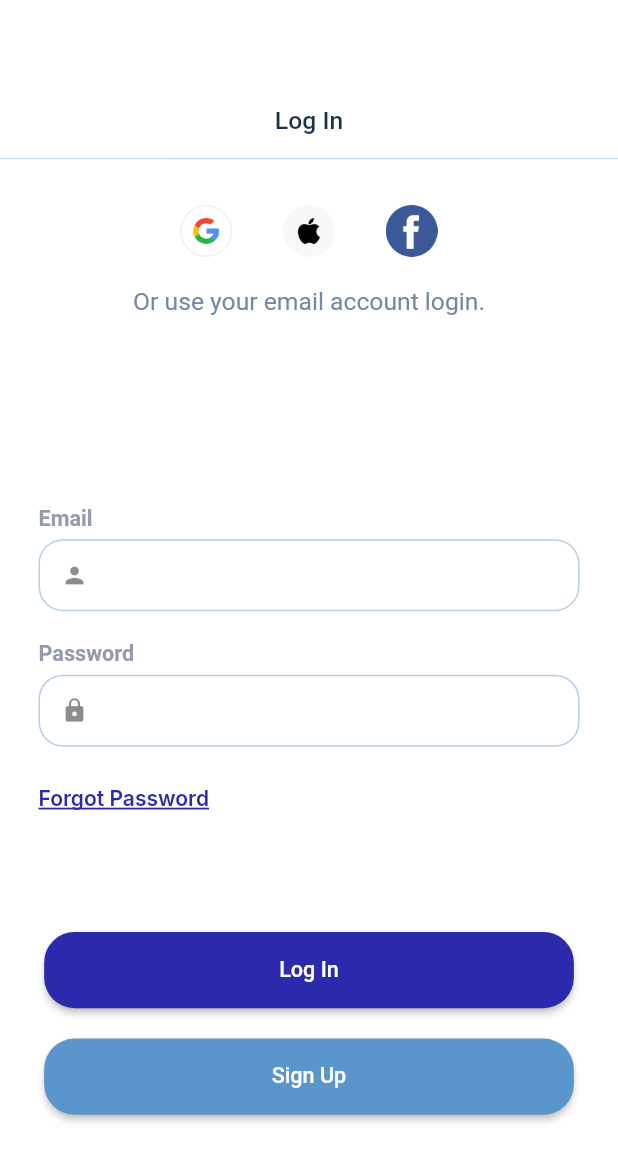
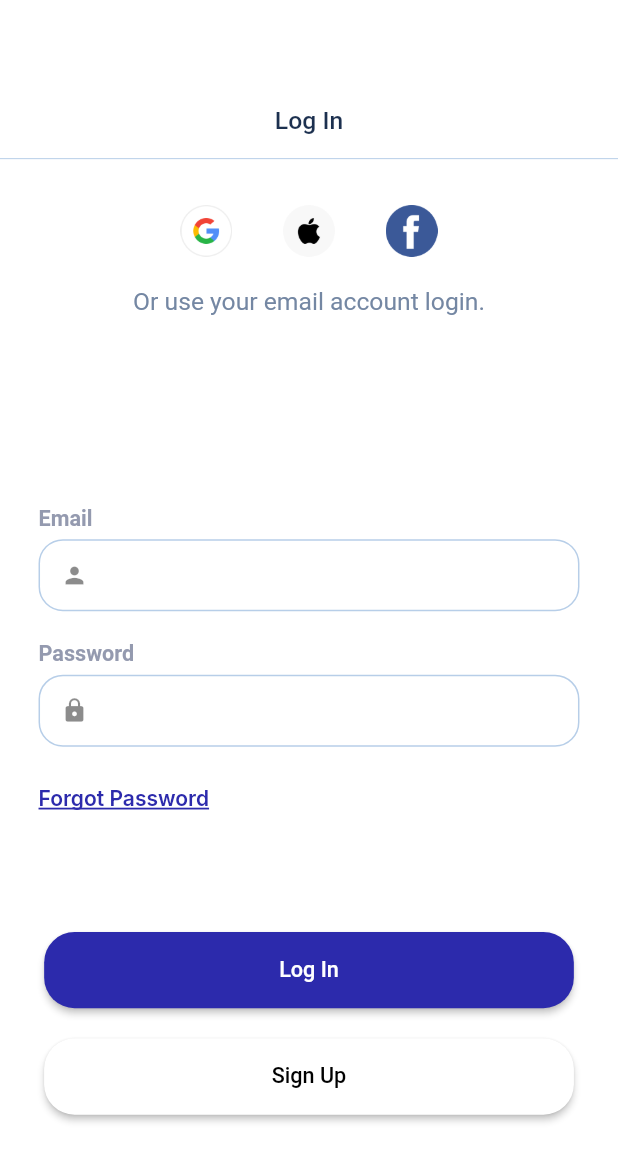
Before and after one commit to DARK-PROGRAMMER-I/u_learning, a Flutter app: the LoginScreen screen opened by its route, on a phone screen of 412 x 824 dp. Shown: the top 1162 px of the screen. Run offline on Flutter 3.47's test engine with Material 2 defaults, Android fonts, the phone set to English and light mode, and no system bars; our stand-ins replace dots_indicator, flutter_bloc, flutter_screenutil, flutter_spinkit, google_fonts, timeago.

Commit message:
Login Screen

```diff
--- a/lib/pages/auth/views/login_view.dart
+++ b/lib/pages/auth/views/login_view.dart
@@ -101,7 +101,8 @@ class _LoginScreenState extends State<LoginScreen> {
             buttonText: 'Sign Up',
             buttonWidth: 330.w,
             buttonHeight: 50.h,
-            backColor: MyColors.paleBlueColor,
+            backColor: MyColors.white,
+            textColor: MyColors.blackColor,
           ),
         ],
       ),
```
